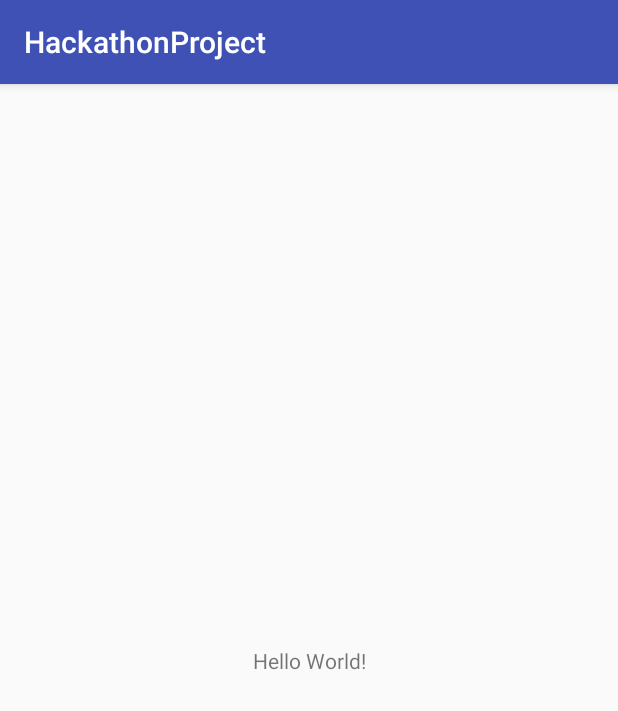
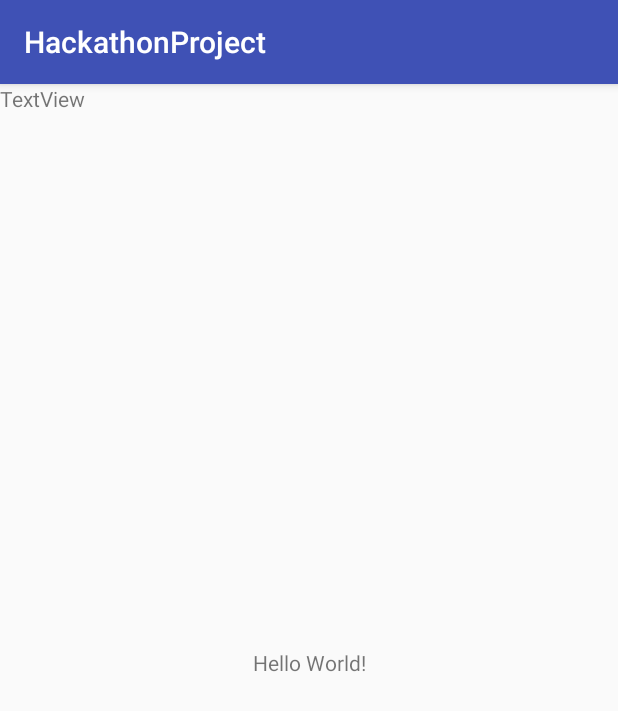
Before and after one commit to xiaoironman/Hackathon, an Android app: the screen it shows after launch (MainActivity), on a phone screen of 412 x 824 dp. Shown: the top 711 px of the screen. Run offline under Robolectric (Android 15) with nearby library versions, the phone set to English and light mode, and no system bars.

Commit message:
Added TextView

```diff
--- a/app/src/main/res/layout/activity_main.xml
+++ b/app/src/main/res/layout/activity_main.xml
@@ -13,6 +13,17 @@
         app:layout_constraintBottom_toBottomOf="parent"
         app:layout_constraintLeft_toLeftOf="parent"
         app:layout_constraintRight_toRightOf="parent"
-        app:layout_constraintTop_toTopOf="parent" />
+        app:layout_constraintTop_toTopOf="parent"
+        android:layout_marginTop="0dp"
+        android:id="@+id/textView2"
+        app:layout_constraintVertical_bias="0.502" />
+
+    <TextView
+        android:id="@+id/textView3"
+        android:layout_width="wrap_content"
+        android:layout_height="wrap_content"
+        android:text="TextView"
+        tools:layout_editor_absoluteY="52dp"
+        tools:layout_editor_absoluteX="66dp" />
 
 </android.support.constraint.ConstraintLayout>
--- a/build.gradle
+++ b/build.gradle
@@ -5,7 +5,7 @@ buildscript {
         jcenter()
     }
     dependencies {
-        classpath 'com.android.tools.build:gradle:2.3.0'
+        classpath 'com.android.tools.build:gradle:2.3.1'
 
         // NOTE: Do not place your application dependencies here; they belong
         // in the individual module build.gradle files
```
